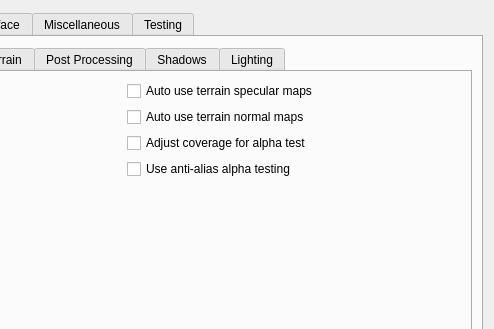
sunhawken/openmw, file apps/launcher/ui/settingspage.ui: the form before one commit; both pictures show x 247 to 741 and y 0 to 329 of the 741 by 503 pixel window.
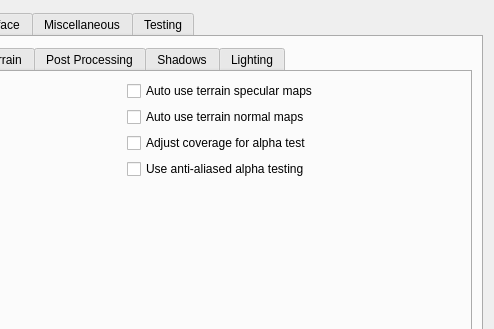
The form after the commit. The open tabs and pages were chosen to show the change.

Commit message:
Fix grammar for A2C checkbox
An alternative would be *Anti-alias alpha testing*.

The original was wrong because anti-alias is a verb acting on alpha testing, but it treated the whole thing as a noun phrase.

The edit to the form file:
```diff
--- a/apps/launcher/ui/settingspage.ui
+++ b/apps/launcher/ui/settingspage.ui
@@ -524,7 +524,7 @@
                     <string>&lt;html&gt;&lt;head/&gt;&lt;body&gt;&lt;p&gt;Allows MSAA to work with alpha-tested meshes, producing better-looking edges without pixelation. Can negatively impact performance.&lt;/p&gt;&lt;/body&gt;&lt;/html&gt;</string>
                    </property>
                    <property name="text">
-                    <string>Use anti-alias alpha testing</string>
+                    <string>Use anti-aliased alpha testing</string>
                    </property>
                   </widget>
                  </item>
```
